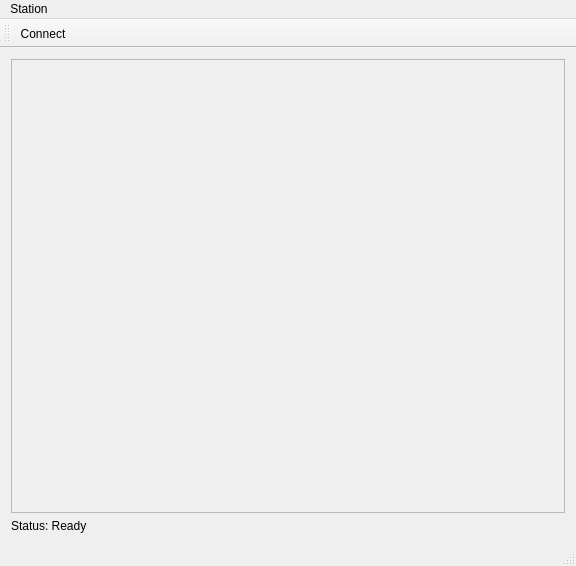
The window that QMeteo/mainwindow.ui (grisu48/meteo) describes before a commit, drawn with Qt 5.
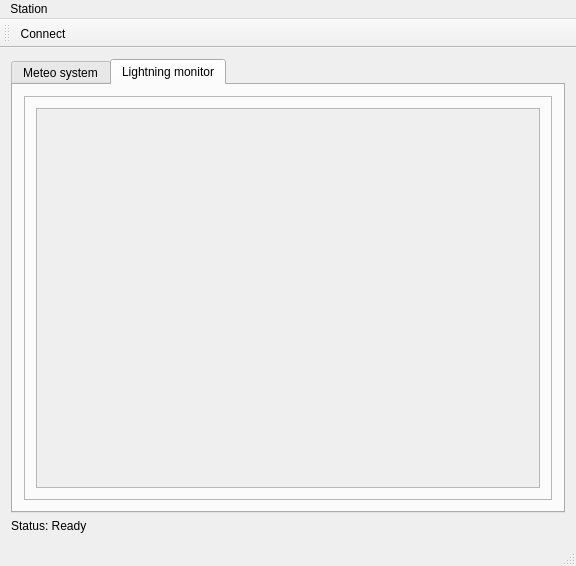
The same window after the commit. The open tabs and pages were chosen to show the change.

Commit message: Lightning system improved

What changed in the file:
```diff
--- a/QMeteo/mainwindow.ui
+++ b/QMeteo/mainwindow.ui
@@ -16,6 +16,16 @@
   <widget class="QWidget" name="centralWidget">
    <layout class="QVBoxLayout" name="verticalLayout">
     <item>
+     <widget class="QTabWidget" name="tabWidgetMain">
+      <property name="currentIndex">
+       <number>0</number>
+      </property>
+      <widget class="QWidget" name="tabMeteo">
+       <attribute name="title">
+        <string>Meteo system</string>
+       </attribute>
+       <layout class="QVBoxLayout" name="verticalLayout_2">
+        <item>
      <widget class="QScrollArea" name="sclWidgets">
       <property name="widgetResizable">
        <bool>true</bool>
@@ -25,8 +35,8 @@
         <rect>
          <x>0</x>
          <y>0</y>
-         <width>556</width>
-         <height>449</height>
+             <width>534</width>
+             <height>398</height>
         </rect>
        </property>
        <layout class="QVBoxLayout" name="verticalLayout_3">
@@ -38,6 +48,9 @@
           <property name="orientation">
            <enum>Qt::Vertical</enum>
           </property>
+              <property name="sizeType">
+               <enum>QSizePolicy::Expanding</enum>
+              </property>
           <property name="sizeHint" stdset="0">
            <size>
             <width>20</width>
@@ -45,6 +58,64 @@
            </size>
           </property>
          </spacer>
+            </item>
+           </layout>
+          </widget>
+         </widget>
+        </item>
+       </layout>
+      </widget>
+      <widget class="QWidget" name="tabLightning">
+       <attribute name="title">
+        <string>Lightning monitor</string>
+       </attribute>
+       <layout class="QVBoxLayout" name="verticalLayout_4">
+        <item>
+         <widget class="QFrame" name="fraLightning">
+          <property name="frameShape">
+           <enum>QFrame::StyledPanel</enum>
+          </property>
+          <property name="frameShadow">
+           <enum>QFrame::Raised</enum>
+          </property>
+          <layout class="QVBoxLayout" name="verticalLayout_7">
+           <item>
+            <widget class="QScrollArea" name="scrLightning">
+             <property name="widgetResizable">
+              <bool>true</bool>
+             </property>
+             <widget class="QWidget" name="scrollAreaWidgetContents_2">
+              <property name="geometry">
+               <rect>
+                <x>0</x>
+                <y>0</y>
+                <width>514</width>
+                <height>378</height>
+               </rect>
+              </property>
+              <layout class="QVBoxLayout" name="verticalLayout_6">
+               <item>
+                <layout class="QVBoxLayout" name="verticalLayout_5"/>
+               </item>
+               <item>
+                <spacer name="verticalSpacer_2">
+                 <property name="orientation">
+                  <enum>Qt::Vertical</enum>
+                 </property>
+                 <property name="sizeHint" stdset="0">
+                  <size>
+                   <width>20</width>
+                   <height>40</height>
+                  </size>
+                 </property>
+                </spacer>
+               </item>
+              </layout>
+             </widget>
+            </widget>
+           </item>
+          </layout>
+         </widget>
         </item>
        </layout>
       </widget>
```
Lines whose indentation alone changed are shown as unchanged. The commit also changes 4 other files.
